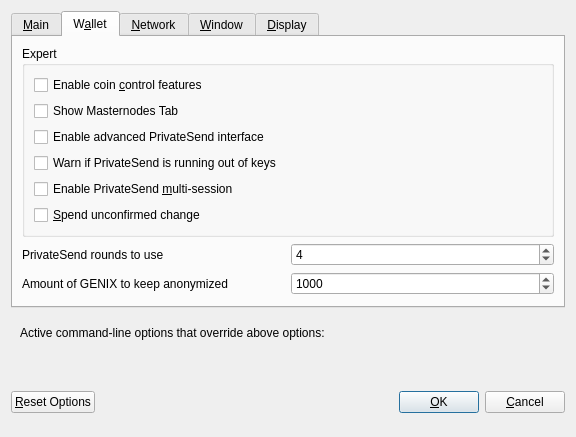
Before: the Qt Designer form src/qt/forms/optionsdialog.ui in genix-project/genix, drawn with Qt 5.
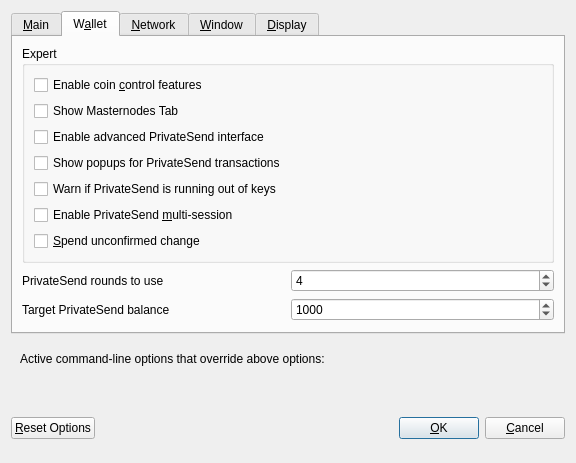
After: the same form once the commit is applied. The open tabs and pages were chosen to show the change. Custom widgets are drawn as their Qt base class.

Diff of the .ui file:
```diff
--- a/src/qt/forms/optionsdialog.ui
+++ b/src/qt/forms/optionsdialog.ui
@@ -173,6 +173,16 @@
             </property>
            </widget>
           </item>
+          <item>
+           <widget class="QCheckBox" name="showPrivateSendPopups">
+            <property name="toolTip">
+             <string>Show system popups for PrivateSend mixing transactions&lt;br/&gt;just like for all other transaction types.</string>
+            </property>
+            <property name="text">
+             <string>Show popups for PrivateSend transactions</string>
+            </property>
+           </widget>
+          </item>
           <item>
            <widget class="QCheckBox" name="lowKeysWarning">
             <property name="toolTip">
@@ -224,7 +234,7 @@
             <number>2</number>
            </property>
            <property name="maximum">
-            <number>8</number>
+            <number>16</number>
            </property>
            <property name="value">
             <number>4</number>
@@ -253,7 +263,7 @@
             <string notr="true"/>
            </property>
            <property name="text">
-            <string>Amount of GENIX to keep anonymized</string>
+            <string>Target PrivateSend balance</string>
            </property>
           </widget>
          </item>
```
Left out of the diff: 22 changed lines with no effect on the pictures.
